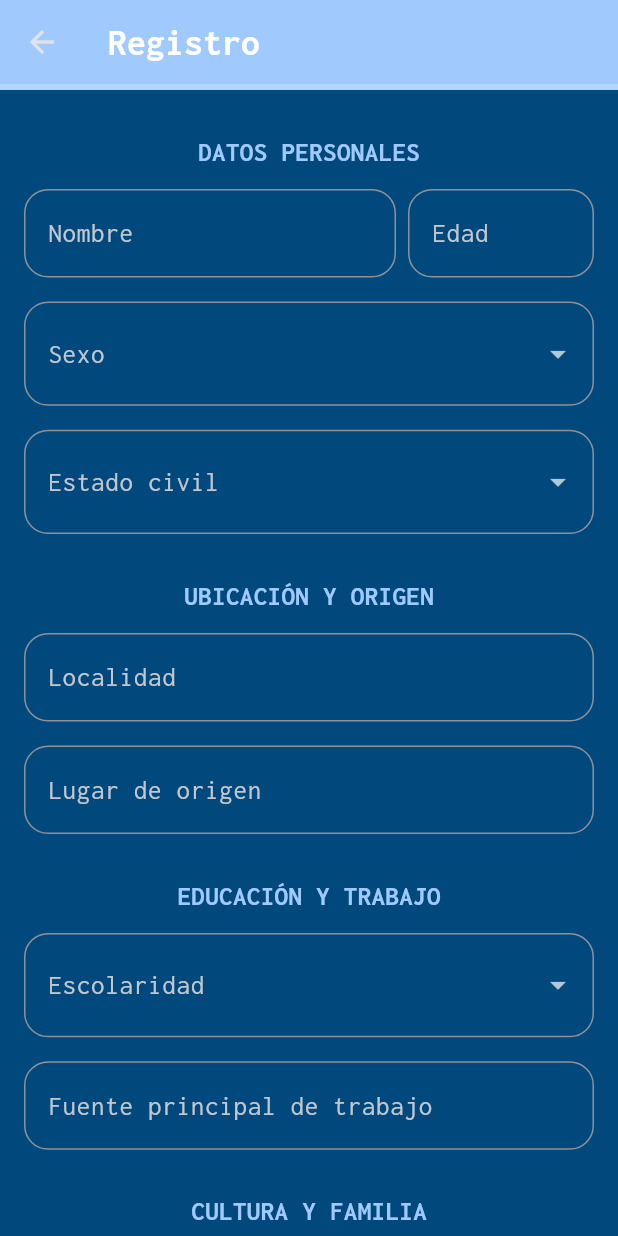
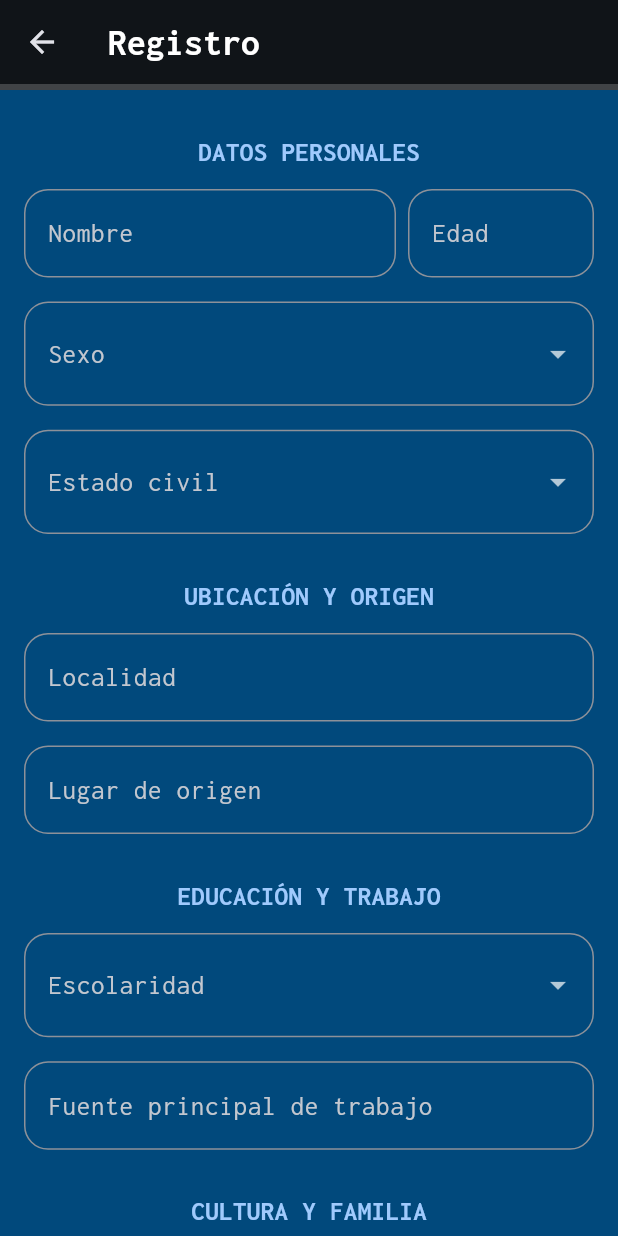
Before and after one commit to RafaelDiaz01/App-Tarantulas, a Flutter app: the FormScreen screen opened directly, on a phone screen of 412 x 824 dp. Run offline on Flutter 3.47's test engine with Material 3 defaults, Android fonts, the phone set to English and light mode, and no system bars; our stand-ins replace font_awesome_flutter, google_fonts, hive, hive_flutter, lottie, pdf; accounts and stored records are empty.

Commit message:
Cambios finales

```diff
--- a/lib/screens/form_screen.dart
+++ b/lib/screens/form_screen.dart
@@ -154,7 +154,6 @@ class _FormScreenState extends State<FormScreen>
       appBar: AppBar(
         title: Text("Registro", style: Theme.of(context).textTheme.titleMedium?.copyWith(),
         ),
-        backgroundColor: Theme.of(context).colorScheme.primary,
         bottom: PreferredSize(
           preferredSize: const Size.fromHeight(4),
           child: AnimatedBuilder(
--- a/lib/screens/resultados_screen.dart
+++ b/lib/screens/resultados_screen.dart
@@ -25,7 +25,6 @@ appBar: AppBar(
     'Resultados',
     style: theme.textTheme.titleMedium,
   ),
-  backgroundColor: theme.colorScheme.primary,
   elevation: 4,
   shadowColor: theme.colorScheme.primary.withOpacity(0.5),
   actions: [
```
